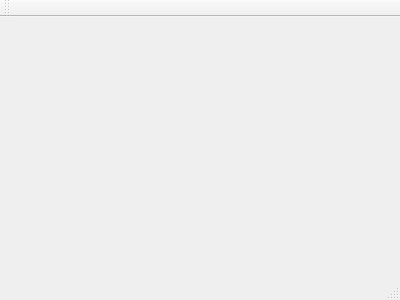
Above: lab2/cg_lab2/mainwindow.ui from vadyusik/computer_graphics before the change. Below: the same form after it.
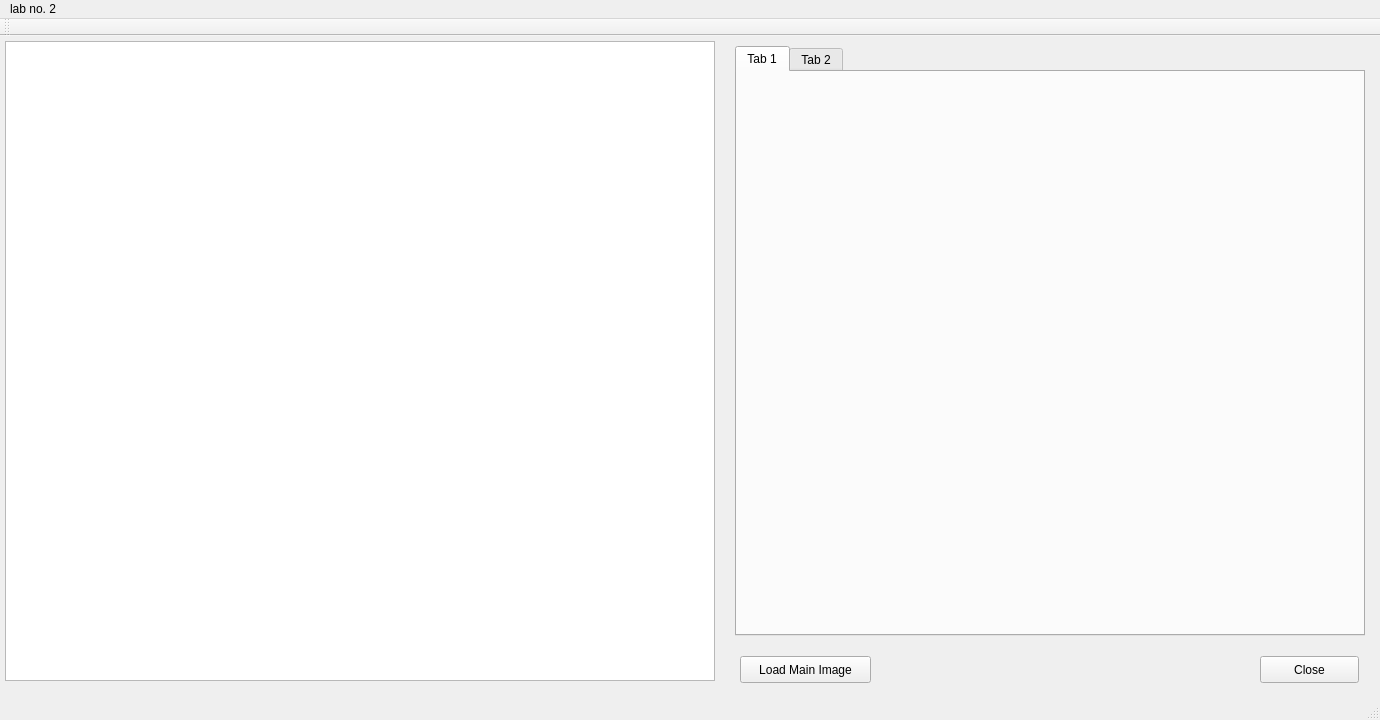
That is the form after the change.

Commit message: gs_lab2 : MyImage class - DONE; mainwindow class - started; to do graphscien class 17-01-2017

Patch:
```diff
--- a/lab2/cg_lab2/mainwindow.ui
+++ b/lab2/cg_lab2/mainwindow.ui
@@ -1,24 +1,103 @@
 <ui version="4.0">
  <class>MainWindow</class>
- <widget class="QMainWindow" name="MainWindow" >
-  <property name="geometry" >
+ <widget class="QMainWindow" name="MainWindow">
+  <property name="geometry">
    <rect>
     <x>0</x>
     <y>0</y>
-    <width>400</width>
-    <height>300</height>
+    <width>1380</width>
+    <height>720</height>
    </rect>
   </property>
   <property name="windowTitle" >
    <string>MainWindow</string>
   </property>
-  <widget class="QMenuBar" name="menuBar" />
-  <widget class="QToolBar" name="mainToolBar" />
-  <widget class="QWidget" name="centralWidget" />
-  <widget class="QStatusBar" name="statusBar" />
+  <widget class="QWidget" name="centralWidget">
+   <widget class="QTabWidget" name="tabWidget">
+    <property name="geometry">
+     <rect>
+      <x>735</x>
+      <y>10</y>
+      <width>630</width>
+      <height>590</height>
+     </rect>
+    </property>
+    <widget class="QWidget" name="tab">
+     <attribute name="title">
+      <string>Tab 1</string>
+     </attribute>
+     <zorder>gridLayoutWidget</zorder>
+    </widget>
+    <widget class="QWidget" name="tab_2">
+     <attribute name="title">
+      <string>Tab 2</string>
+     </attribute>
+    </widget>
+   </widget>
+   <widget class="QPushButton" name="closeButton">
+    <property name="geometry">
+     <rect>
+      <x>1260</x>
+      <y>620</y>
+      <width>99</width>
+      <height>27</height>
+     </rect>
+    </property>
+    <property name="text">
+     <string>Close</string>
+    </property>
+   </widget>
+   <widget class="QPushButton" name="loadMainImageButton">
+    <property name="geometry">
+     <rect>
+      <x>740</x>
+      <y>620</y>
+      <width>131</width>
+      <height>27</height>
+     </rect>
+    </property>
+    <property name="text">
+     <string>Load Main Image</string>
+    </property>
+   </widget>
+   <widget class="QGraphicsView" name="graphicsView">
+    <property name="geometry">
+     <rect>
+      <x>5</x>
+      <y>5</y>
+      <width>710</width>
+      <height>640</height>
+     </rect>
+    </property>
+   </widget>
+  </widget>
+  <widget class="QMenuBar" name="menuBar">
+   <property name="geometry">
+    <rect>
+     <x>0</x>
+     <y>0</y>
+     <width>1380</width>
+     <height>25</height>
+    </rect>
+   </property>
+   <widget class="QMenu" name="menuLab_no_2">
+    <property name="title">
+     <string>lab no. 2</string>
+    </property>
+   </widget>
+   <addaction name="menuLab_no_2"/>
+  </widget>
+  <widget class="QToolBar" name="mainToolBar">
+   <attribute name="toolBarArea">
+    <enum>TopToolBarArea</enum>
+   </attribute>
+   <attribute name="toolBarBreak">
+    <bool>false</bool>
+   </attribute>
+  </widget>
+  <widget class="QStatusBar" name="statusBar"/>
  </widget>
- <layoutDefault spacing="6" margin="11" />
- <pixmapfunction></pixmapfunction>
+ <layoutdefault spacing="6" margin="11"/>
  <resources/>
  <connections/>
 </ui>
```
Left out of the diff: 22 changed lines with no effect on the pictures. The commit also changes 8 other files.
